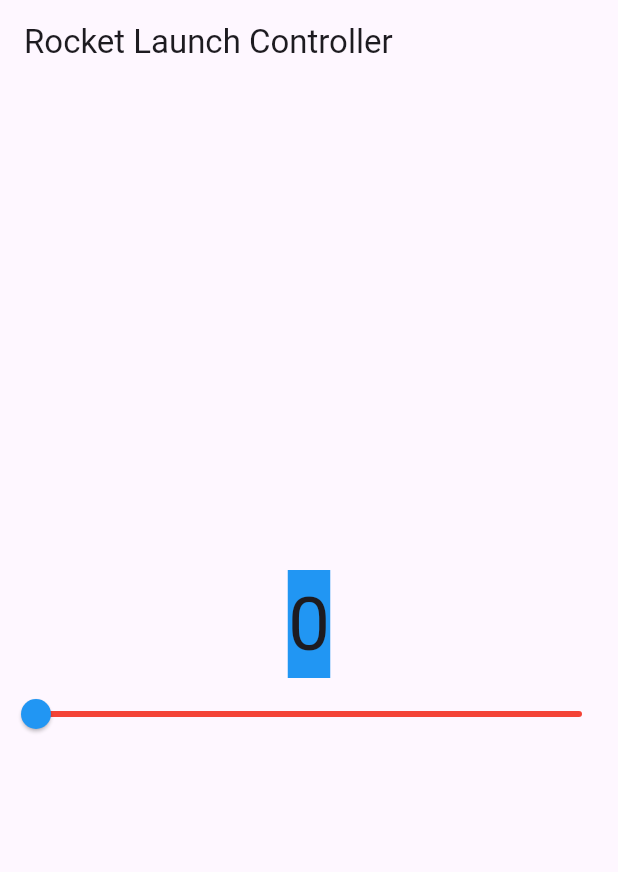
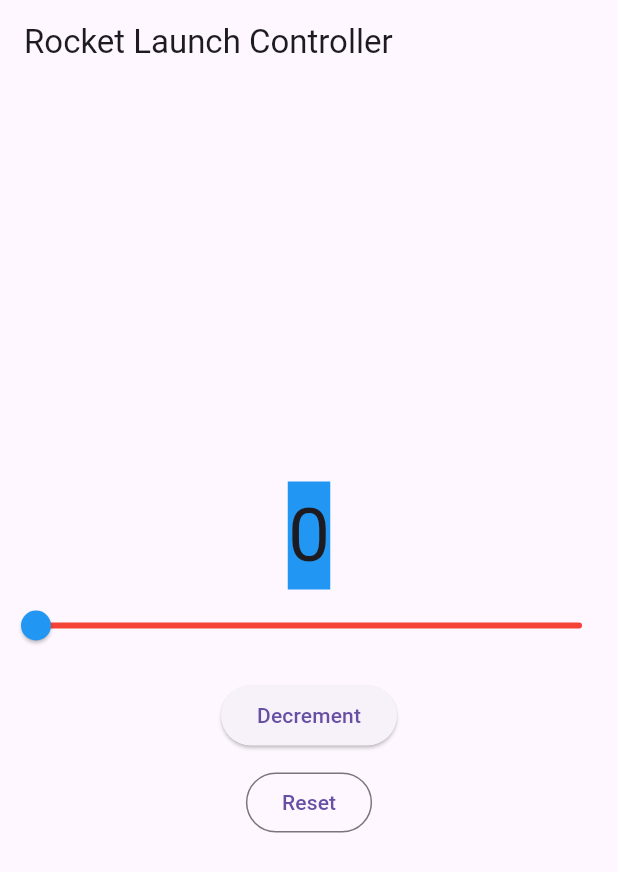
Before and after one commit to samia21-04/Mission_control, a Flutter app: the screen it shows after launch, on a phone screen of 412 x 824 dp. Shown: the top 872 px of the screen. Run offline on Flutter 3.47's test engine with Material 3 defaults, Android fonts, the phone set to English and light mode, and no system bars.

Commit message:
Decrement and Reset button added

```diff
--- a/lib/main.dart
+++ b/lib/main.dart
@@ -25,6 +25,19 @@ class CounterWidget extends StatefulWidget {
 class _CounterWidgetState extends State<CounterWidget> {
   // set counter value
   int _counter = 0;
+  void _decrement() {
+  setState(() {
+    if (_counter > 0) {
+      _counter -= 1;
+    }
+  });
+}
+
+void _reset() {
+  setState(() {
+    _counter = 0;
+  });
+}
 
   @override
   Widget build(BuildContext context) {
@@ -56,6 +69,18 @@ class _CounterWidgetState extends State<CounterWidget> {
             activeColor: Colors.blue,
             inactiveColor: Colors.red,
           ),
+          const SizedBox(height: 12),
+
+ElevatedButton(
+  onPressed: _decrement,
+  child: const Text('Decrement'),
+),
+const SizedBox(height: 10),
+
+OutlinedButton(
+  onPressed: _reset,
+  child: const Text('Reset'),
+),
         ],
       ),
     );
```
Also changed, not shown: pubspec.lock.
